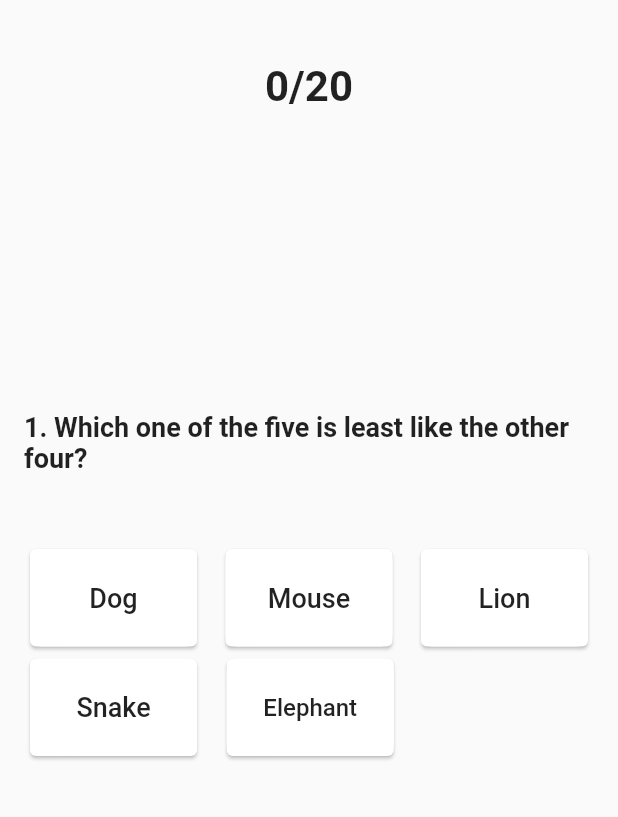
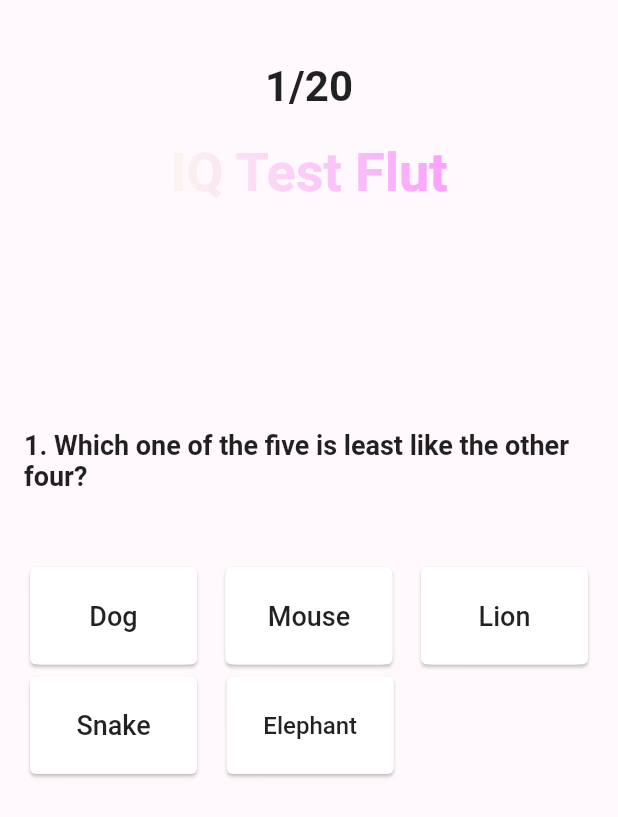
Before and after one commit to vindim24/iq_test_flut, a Flutter app: the screen it shows after launch, after a tap on "Start IQ", on a phone screen of 412 x 824 dp. Shown: the top 817 px of the screen. Run offline on Flutter 3.47's test engine with Material 2 defaults, Android fonts, the phone set to English and light mode, and no system bars; drawn by our look-alikes of simple_gradient_text; our stand-ins replace google_fonts; Roboto replaces fonts that are missing (Alice).

Commit message:
Some details more

```diff
--- a/lib/presentation/pages/main_page.dart
+++ b/lib/presentation/pages/main_page.dart
@@ -2,6 +2,7 @@ import 'package:flutter/material.dart';
 import 'package:google_fonts/google_fonts.dart';
 import 'package:iq_test_flut/presentation/widgets/question_widget.dart';
 import 'package:iq_test_flut/questions_list.dart';
+import 'package:simple_gradient_text/simple_gradient_text.dart';
 
 import '../../data/models/question_model.dart';
 
@@ -21,6 +22,7 @@ class _MainPageState extends State<MainPage> {
   @override
   Widget build(BuildContext context) {
     return Scaffold(
+      backgroundColor: const Color(0xFFFFF8FC),
       body: Padding(
         padding: const EdgeInsets.all(16.0),
         child: Column(
@@ -29,12 +31,17 @@ class _MainPageState extends State<MainPage> {
               height: 25,
             ),
             Text(
-              "${widget.correctAnswer}/20",
+              "${widget.index + 1}/20",
               style:
               GoogleFonts.alice(fontSize: 28, fontWeight: FontWeight.w600),
             ),
+            const SizedBox(height: 20,),
+            GradientText("IQ Test Flut", style: GoogleFonts.alice(
+                fontSize: 36, fontWeight: FontWeight.w600), colors: const [
+              Color(0xFFFAF6F0), Color(0xFFFAA1FF)
+            ],),
             const SizedBox(
-              height: 200,
+              height: 150,
             ),
             QuestionWidget(questions: widget.questions[widget.index]),
             widget.questions[widget.index].options.length == 5
@@ -51,7 +58,7 @@ class _MainPageState extends State<MainPage> {
                           widget.correctAnswer++;
                           setState(() {
                             widget.index++;
-                                  if(widget.index > 19) {
+                            if (widget.index > 19) {
                               widget.index = 19;
                               widget.correctAnswer--;
                             }
@@ -59,7 +66,7 @@ class _MainPageState extends State<MainPage> {
                         } else {
                           setState(() {
                             widget.index++;
-                                  if(widget.index > 19) {
+                            if (widget.index > 19) {
                               widget.index = 19;
                             }
                           });
@@ -68,7 +75,10 @@ class _MainPageState extends State<MainPage> {
                       child: Card(
                         child: Container(
                           height: 65,
-                                width: MediaQuery.of(context).size.width / 3.7,
+                          width: MediaQuery
+                              .of(context)
+                              .size
+                              .width / 3.7,
                           decoration: BoxDecoration(
                             borderRadius: BorderRadius.circular(8),
                             color: Colors.white,
@@ -88,7 +98,7 @@ class _MainPageState extends State<MainPage> {
                           setState(() {
                             widget.correctAnswer++;
                             widget.index++;
-                                  if(widget.index > 19) {
+                            if (widget.index > 19) {
                               widget.index = 19;
                               widget.correctAnswer--;
                             }
@@ -96,7 +106,7 @@ class _MainPageState extends State<MainPage> {
                         } else {
                           setState(() {
                             widget.index++;
-                                  if(widget.index > 19) {
+                            if (widget.index > 19) {
                               widget.index = 19;
                             }
                           });
@@ -105,7 +115,10 @@ class _MainPageState extends State<MainPage> {
                       child: Card(
                         child: Container(
                           height: 65,
-                                width: MediaQuery.of(context).size.width / 3.7,
+                          width: MediaQuery
+                              .of(context)
+                              .size
+                              .width / 3.7,
                           decoration: BoxDecoration(
                             borderRadius: BorderRadius.circular(8),
                             color: Colors.white,
@@ -125,7 +138,7 @@ class _MainPageState extends State<MainPage> {
                           widget.correctAnswer++;
                           setState(() {
                             widget.index++;
-                                  if(widget.index > 19) {
+                            if (widget.index > 19) {
                               widget.index = 19;
                               widget.correctAnswer--;
                             }
@@ -133,7 +146,7 @@ class _MainPageState extends State<MainPage> {
                         } else {
                           setState(() {
                             widget.index++;
-                                  if(widget.index > 19) {
+                            if (widget.index > 19) {
                               widget.index = 19;
                             }
                           });
@@ -142,7 +155,10 @@ class _MainPageState extends State<MainPage> {
                       child: Card(
                         child: Container(
                           height: 65,
-                                width: MediaQuery.of(context).size.width / 3.7,
+                          width: MediaQuery
+                              .of(context)
+                              .size
+                              .width / 3.7,
                           decoration: BoxDecoration(
                             borderRadius: BorderRadius.circular(8),
                             color: Colors.white,
@@ -167,7 +183,7 @@ class _MainPageState extends State<MainPage> {
                           widget.correctAnswer++;
                           setState(() {
                             widget.index++;
-                                  if(widget.index > 19) {
+                            if (widget.index > 19) {
                               widget.index = 19;
                               widget.correctAnswer--;
                             }
@@ -175,7 +191,7 @@ class _MainPageState extends State<MainPage> {
                         } else {
                           setState(() {
                             widget.index++;
-                                  if(widget.index > 19) {
+                            if (widget.index > 19) {
                               widget.index = 19;
                             }
                           });
@@ -184,7 +200,10 @@ class _MainPageState extends State<MainPage> {
                       child: Card(
                         child: Container(
                           height: 65,
-                                width: MediaQuery.of(context).size.width / 3.7,
+                          width: MediaQuery
+                              .of(context)
+                              .size
+                              .width / 3.7,
                           decoration: BoxDecoration(
                             borderRadius: BorderRadius.circular(8),
                             color: Colors.white,
@@ -204,7 +223,7 @@ class _MainPageState extends State<MainPage> {
                           widget.correctAnswer++;
                           setState(() {
                             widget.index++;
-                                  if(widget.index > 19) {
+                            if (widget.index > 19) {
                               widget.index = 19;
                               widget.correctAnswer--;
                             }
@@ -212,7 +231,7 @@ class _MainPageState extends State<MainPage> {
                         } else {
                           setState(() {
                             widget.index++;
-                                  if(widget.index > 19) {
+                            if (widget.index > 19) {
                               widget.index = 19;
                             }
                           });
@@ -222,7 +241,10 @@ class _MainPageState extends State<MainPage> {
                       child: Card(
                         child: Container(
                           height: 65,
-                                width: MediaQuery.of(context).size.width / 3.7,
+                          width: MediaQuery
+                              .of(context)
+                              .size
+                              .width / 3.7,
                           decoration: BoxDecoration(
                             borderRadius: BorderRadius.circular(8),
                             color: Colors.white,
@@ -235,7 +257,10 @@ class _MainPageState extends State<MainPage> {
                       ),
                     ),
                     SizedBox(
-                            width: MediaQuery.of(context).size.width / 3.5,
+                      width: MediaQuery
+                          .of(context)
+                          .size
+                          .width / 3.5,
                     ),
                   ],
                 )
@@ -269,7 +294,10 @@ class _MainPageState extends State<MainPage> {
                         child: Container(
                           height: 65,
                           width:
-                                        MediaQuery.of(context).size.width / 3.7,
+                          MediaQuery
+                              .of(context)
+                              .size
+                              .width / 3.7,
                           decoration: BoxDecoration(
                             borderRadius: BorderRadius.circular(8),
                             color: Colors.white,
@@ -305,7 +333,10 @@ class _MainPageState extends State<MainPage> {
                         child: Container(
                           height: 65,
                           width:
-                                        MediaQuery.of(context).size.width / 3.7,
+                          MediaQuery
+                              .of(context)
+                              .size
+                              .width / 3.7,
                           decoration: BoxDecoration(
                             borderRadius: BorderRadius.circular(8),
                             color: Colors.white,
@@ -343,7 +374,10 @@ class _MainPageState extends State<MainPage> {
                         child: Container(
                           height: 65,
                           width:
-                                        MediaQuery.of(context).size.width / 3.7,
+                          MediaQuery
+                              .of(context)
+                              .size
+                              .width / 3.7,
                           decoration: BoxDecoration(
                             borderRadius: BorderRadius.circular(8),
                             color: Colors.white,
@@ -379,7 +413,10 @@ class _MainPageState extends State<MainPage> {
                         child: Container(
                           height: 65,
                           width:
-                                        MediaQuery.of(context).size.width / 3.7,
+                          MediaQuery
+                              .of(context)
+                              .size
+                              .width / 3.7,
                           decoration: BoxDecoration(
                             borderRadius: BorderRadius.circular(8),
                             color: Colors.white,
@@ -417,7 +454,10 @@ class _MainPageState extends State<MainPage> {
                   child: Card(
                     child: Container(
                       height: 65,
-                                width: MediaQuery.of(context).size.width / 3.7,
+                      width: MediaQuery
+                          .of(context)
+                          .size
+                          .width / 3.7,
                       decoration: BoxDecoration(
                         borderRadius: BorderRadius.circular(8),
                         color: Colors.white,
@@ -451,7 +491,10 @@ class _MainPageState extends State<MainPage> {
                   child: Card(
                     child: Container(
                       height: 65,
-                                width: MediaQuery.of(context).size.width / 3.7,
+                      width: MediaQuery
+                          .of(context)
+                          .size
+                          .width / 3.7,
                       decoration: BoxDecoration(
                         borderRadius: BorderRadius.circular(8),
                         color: Colors.white,
@@ -483,12 +526,31 @@ class _MainPageState extends State<MainPage> {
         child: FloatingActionButton(
             backgroundColor: Colors.transparent,
             elevation: 0,
-                  onPressed: () => Navigator.push(
-                        context,
-                        MaterialPageRoute(
-                          builder: (context) => MainPage(),
+            onPressed: () =>
+                showDialog(
+                    context: context,
+                    builder: (BuildContext context) {
+                      return AlertDialog(
+                        content: Text(
+                          "Wow. You are scored \n ${widget.correctAnswer * 160 /
+                              20}! \n It`s excellent!",
+                          textAlign: TextAlign.center,
+                          style: GoogleFonts.alice(
+                            fontSize: 24,
+                            fontWeight: FontWeight.w600,
                           ),
                         ),
+                        actions: [
+                          TextButton(
+                            onPressed: () =>
+                                Navigator.push(
+                                    context, MaterialPageRoute(builder: (
+                                    context) => MainPage())),
+                            child: const Text('Go Home!'),
+                          )
+                        ],
+                      );
+                    }),
             child: Text(
               "Send",
               style: GoogleFonts.alice(
--- a/pubspec.yaml
+++ b/pubspec.yaml
@@ -31,6 +31,7 @@ dependencies:
   flutter:
     sdk: flutter
   google_fonts: ^6.1.0
+  simple_gradient_text: any
 
   # The following adds the Cupertino Icons font to your application.
   # Use with the CupertinoIcons class for iOS style icons.
```
Also changed, not shown: pubspec.lock. Lines whose indentation alone changed are shown as unchanged.
